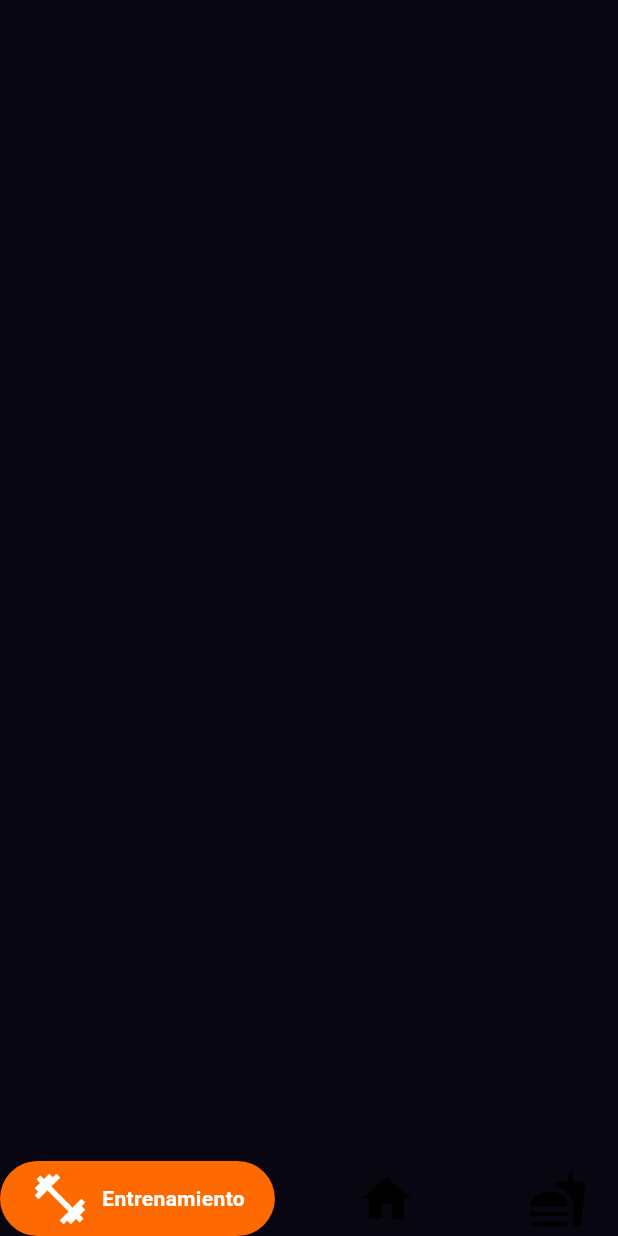
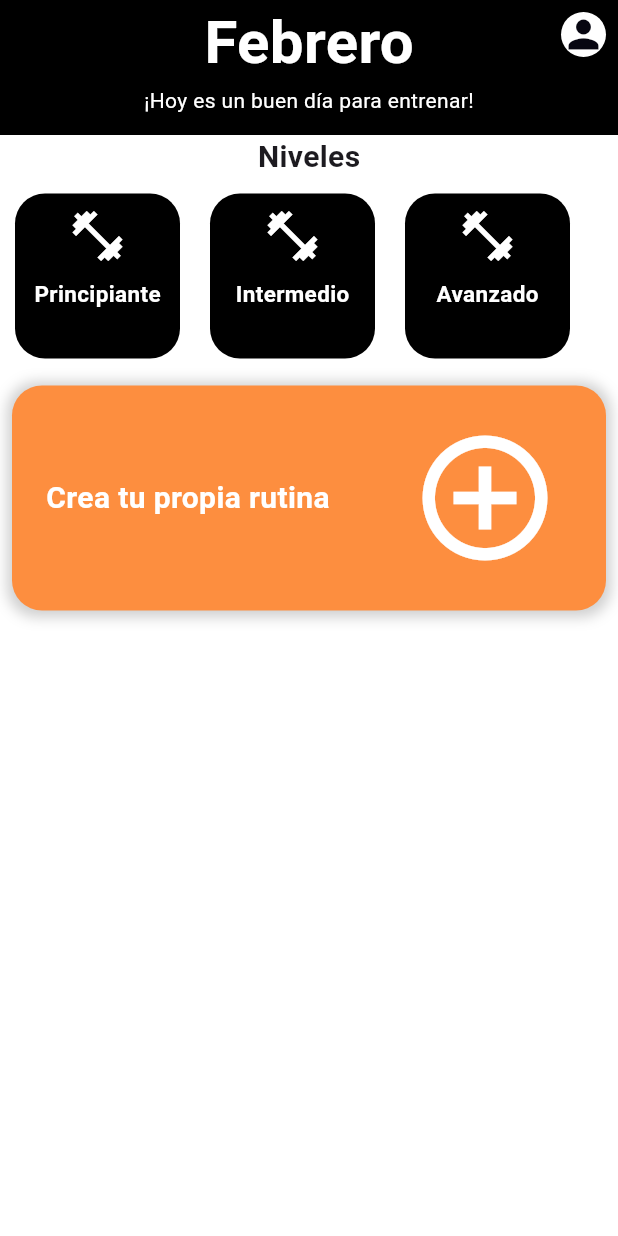
Before and after one commit to CristoferPadilla/flowfit_mobile, a Flutter app: the ExercisesScreen screen opened directly, on a phone screen of 412 x 824 dp. Run offline on Flutter 3.47's test engine with Material 3 defaults, Android fonts, the phone set to English and light mode, and no system bars; drawn by our look-alikes of google_nav_bar; our stand-ins replace page_transition, showcaseview.

Commit message:
Navbar jalando

```diff
--- a/flowfit_mobile/lib/features/exercises/screens/exercise_screen.dart
+++ b/flowfit_mobile/lib/features/exercises/screens/exercise_screen.dart
@@ -1,5 +1,8 @@
+import 'package:flowfit_mobile/features/exercises/widgets/containers/level_container.dart';
+import 'package:flowfit_mobile/features/exercises/widgets/containers/routine_option_container.dart';
+import 'package:flowfit_mobile/features/home/widget/appbar/custome_appbar.dart';
 import 'package:flowfit_mobile/features/home/widget/navbar/navbar.dart';
-import 'package:flowfit_mobile/resources/themes/primary_theme.dart';
+import 'package:flowfit_mobile/features/home/widget/profile/icon_profile.dart';
 import 'package:flutter/material.dart';
 
 class ExercisesScreen extends StatelessWidget {
@@ -7,10 +10,28 @@ class ExercisesScreen extends StatelessWidget {
 
   @override
   Widget build(BuildContext context) {
-    return const Scaffold(
-      backgroundColor: PrimaryTheme.backgroundColor,
-      bottomNavigationBar: NavBar(),
-
-    );
+    return const SafeArea(
+      child: Scaffold(
+        appBar: PreferredSize(
+            preferredSize: Size.fromHeight(90),
+            child: Stack(
+              alignment: Alignment.topRight,
+              children: [
+              CustomeAppbar(),
+              Padding(
+                padding: EdgeInsets.all(8.0),
+                child: IconProfile(),
+              )
+            ]),
+          ),
+        backgroundColor: Colors.white,
+        body: Column(
+          children: [
+            LevelContainers(),
+            RoutineOptionContainer()
+          ],
+        )
+      )
+      );
   }
 }
--- /dev/null
+++ b/flowfit_mobile/lib/features/exercises/widgets/containers/level_container.dart
@@ -0,0 +1,64 @@
+import 'package:flutter/material.dart';
+
+class LevelContainers extends StatelessWidget {
+  const LevelContainers({super.key});
+
+  @override
+  Widget build(BuildContext context) {
+    return  const Column(
+      children: [
+        Text('Niveles', style: TextStyle(fontSize: 20, fontWeight: FontWeight.bold),),
+        Row(
+          children: [
+            ContainerLevel(level: 'Principiante', color: Colors.black,),
+            ContainerLevel(level: 'Intermedio', color: Colors.black),
+            ContainerLevel(level: 'Avanzado', color: Colors.black),
+          ],
+        ),
+      ],
+    );
+  }
+}
+
+class ContainerLevel extends StatelessWidget {
+  final String level;
+  final Color color;
+  const ContainerLevel({
+    super.key, required this.level, required this.color,
+  });
+
+  @override
+  Widget build(BuildContext context) {
+    return Padding(
+      padding: const EdgeInsets.all(10.0),
+      child: Container(
+        height: 110,
+        width: 110,
+        decoration: BoxDecoration(
+          color: color,
+          borderRadius: BorderRadius.circular(20),
+        ),
+        child:  Column(
+          children: [
+             const Padding(
+              padding: EdgeInsets.all(8.0),
+              child: Icon(
+                Icons.fitness_center,
+                color: Colors.white,
+                size: 40,
+              ),
+            ),
+            Text(
+              level,
+              style: const TextStyle(
+                color: Colors.white,
+                fontSize: 15,
+                fontWeight: FontWeight.bold,
+              ),
+            ),
+          ],
+        ),
+      ),
+    );
+  }
+}
--- /dev/null
+++ b/flowfit_mobile/lib/features/exercises/widgets/containers/routine_option_container.dart
@@ -0,0 +1,53 @@
+import 'package:flowfit_mobile/resources/themes/primary_theme.dart';
+import 'package:flutter/material.dart';
+
+class RoutineOptionContainer extends StatelessWidget {
+  const RoutineOptionContainer({super.key});
+
+  @override
+  Widget build(BuildContext context) {
+    return  Padding(
+      padding: const EdgeInsets.all(8.0),
+      child: Container(
+        width: double.infinity,
+        height: 150,
+        decoration: BoxDecoration(
+          color:PrimaryTheme.secundaryColor,
+          borderRadius: BorderRadius.circular(20),
+          boxShadow: [
+            BoxShadow(
+              color: Colors.grey.withOpacity(0.5),
+              spreadRadius: 3,
+              blurRadius: 7,
+              offset: const Offset(0, 1),
+            ),
+          ],
+        ),
+        child: const Column(
+          mainAxisAlignment: MainAxisAlignment.center,
+          children: [
+            Row(
+              mainAxisAlignment: MainAxisAlignment.spaceAround,
+              children: [
+                Column(
+                  children: [
+                    Text('Crea tu propia rutina', style: TextStyle(fontSize: 20, fontWeight: FontWeight.bold, color: Colors.white),),
+                  ],
+                ),
+                Padding(
+                  padding: EdgeInsets.all(8.0),
+                  child: Icon(
+                    Icons.add_circle_outline_sharp,
+                    color: Colors.white,
+                    size: 100,
+                  ),
+                ),
+              ],
+            ),
+
+          ]
+          ),
+      ),
+    );
+  }
+}
--- a/flowfit_mobile/lib/features/home/screens/home_screen.dart
+++ b/flowfit_mobile/lib/features/home/screens/home_screen.dart
@@ -1,7 +1,7 @@
 import 'package:flowfit_mobile/features/home/widget/appbar/custome_appbar.dart';
 import 'package:flowfit_mobile/features/home/widget/list/list_calendary.dart';
 import 'package:flowfit_mobile/features/home/widget/list/list_option.dart';
-import 'package:flowfit_mobile/features/home/widget/navbar/navbar.dart';
+// import 'package:flowfit_mobile/features/home/widget/navbar/navbar.dart';
 import 'package:flowfit_mobile/features/home/widget/profile/icon_profile.dart';
 import 'package:flutter/material.dart';
 
@@ -12,8 +12,8 @@ class HomeScreen extends StatelessWidget {
   Widget build(BuildContext context) {
     return const SafeArea(
       child: Scaffold(
+        // bottomNavigationBar: NavBar() ,
         backgroundColor: Colors.white,
-        bottomNavigationBar: NavBar(),
         appBar: PreferredSize(
           preferredSize: Size.fromHeight(90),
           child: Stack(
--- a/flowfit_mobile/lib/features/home/widget/appbar/custome_appbar.dart
+++ b/flowfit_mobile/lib/features/home/widget/appbar/custome_appbar.dart
@@ -7,7 +7,7 @@ class CustomeAppbar extends StatelessWidget {
   Widget build(BuildContext context) {
     return Container(
       width: double.infinity,
-      decoration: BoxDecoration(
+      decoration: const BoxDecoration(
         color: Colors.black,
       ),
       child:  const Column(
@@ -16,7 +16,7 @@ class CustomeAppbar extends StatelessWidget {
           Column(
           children: [
             Text(
-              'Enero',
+              'Febrero',
               style: TextStyle(fontSize: 40, fontWeight: FontWeight.bold, color: Colors.white),
             ),
             Text(
--- a/flowfit_mobile/lib/features/home/widget/list/list_calendary.dart
+++ b/flowfit_mobile/lib/features/home/widget/list/list_calendary.dart
@@ -11,7 +11,7 @@ class ListCalendary extends StatelessWidget {
       width: double.infinity,
       child: ListView.builder(
         scrollDirection: Axis.horizontal,
-        itemCount: 30,
+        itemCount: 29,
         itemBuilder: (context, index) {
           final dayOfWeek = index % 7;
           final day = _getDayOfWeek(dayOfWeek);
--- a/flowfit_mobile/lib/features/home/widget/navbar/navbar.dart
+++ b/flowfit_mobile/lib/features/home/widget/navbar/navbar.dart
@@ -1,37 +1,55 @@
+import 'package:flowfit_mobile/features/home/widget/list/list_navbar.dart';
 import 'package:flowfit_mobile/resources/themes/primary_theme.dart';
 import 'package:flutter/material.dart';
 import 'package:google_nav_bar/google_nav_bar.dart';
 
-class NavBar extends StatelessWidget {
+class NavBar extends StatefulWidget {
   const NavBar({super.key});
 
   @override
+  State<NavBar> createState() => NavBarState();
+}
+
+class NavBarState extends State<NavBar> {
+
+  @override
   Widget build(BuildContext context) {
-    return const GNav(
-      gap: 8,
+    return SafeArea(
+      child: Scaffold(
+        body: navScreens[selectedindex],
+        bottomNavigationBar: GNav(
           haptic: true,
           rippleColor: Colors.grey,
           hoverColor: Colors.grey,
           activeColor: Colors.white,
           iconSize: 40,
           color: Colors.black,
-      padding: EdgeInsets.symmetric(horizontal: 20, vertical: 5),
-      duration: Duration(milliseconds: 800),
+          padding: const EdgeInsets.symmetric(horizontal: 20, vertical: 5),
+          duration: const Duration(milliseconds: 50),
+          tabBorderRadius: 3,
           tabBackgroundColor: PrimaryTheme.secundaryColor,
-      tabs: [
+          tabs: const [
+            GButton(
+              icon: Icons.home,
+              text: 'Menú',
+            ),
             GButton(
               icon: Icons.fitness_center,
               text: 'Entrenamiento',
-        ),
-        GButton(
-          icon: Icons.home,
-          text: 'Menú',
             ),
             GButton(
               icon: Icons.fastfood_sharp,
               text: 'Alimentación',
             ),
           ],
+          selectedIndex: selectedindex,
+          onTabChange: (index) {
+            setState(() {
+              selectedindex = index;
+            });
+          },
+        ),
+      ),
     );
   }
 }
--- a/flowfit_mobile/lib/features/login/screen/login_screen.dart
+++ b/flowfit_mobile/lib/features/login/screen/login_screen.dart
@@ -1,4 +1,5 @@
-import 'package:flowfit_mobile/features/home/screens/home_screen.dart';
+import 'package:flowfit_mobile/features/home/widget/list/list_navbar.dart';
+import 'package:flowfit_mobile/features/home/widget/navbar/navbar.dart';
 import 'package:flowfit_mobile/features/login/widget/text/title_text.dart';
 import 'package:flowfit_mobile/features/login/widget/textfield/custome_textfield.dart';
 import 'package:flowfit_mobile/resources/themes/primary_theme.dart';
@@ -98,7 +99,7 @@ class LoginScreen extends StatelessWidget {
                                 context,
                                 PageTransition(
                                     type: PageTransitionType.fade,
-                                    child: const HomeScreen(),
+                                    child: const NavBar(), //const HomeScreen(),
                                     inheritTheme: true,
                                     ctx: context),
                               );
--- a/flowfit_mobile/lib/resources/themes/primary_theme.dart
+++ b/flowfit_mobile/lib/resources/themes/primary_theme.dart
@@ -4,7 +4,7 @@ class PrimaryTheme {
   // Colores primarios de la app
   // ignore: use_full_hex_values_for_flutter_colors
   static const Color primaryColor = Color.fromARGB(237, 22, 135, 26);
-  static const Color secundaryColor = Color.fromARGB(255, 255, 106, 0);
+  static const Color secundaryColor = Color.fromARGB(255, 253, 142, 63);
 //Background
   static const Color backgroundColor = Color(0xFF070611);
 
--- a/flowfit_mobile/pubspec.yaml
+++ b/flowfit_mobile/pubspec.yaml
@@ -12,6 +12,9 @@ dependencies:
   page_transition: "^2.1.0"
   google_nav_bar: ^5.0.6
   flutter_svg: ^0.22.0
+  http: ^0.13.3
+  showcaseview: ^2.0.3
+
 
 dev_dependencies:
   flutter_test:
```
Also changed, not shown: flowfit_mobile/lib/features/alimentation/screens/alimentation_screen.dart (added, +11 -0 lines), flowfit_mobile/lib/features/exercises/screens/select_exercise_screen.dart (added, +36 -0 lines), flowfit_mobile/lib/features/exercises/widgets/containers/container_exercice.dart (added, +47 -0 lines), flowfit_mobile/lib/features/exercises/widgets/gridview/gridview_exercise.dart (added, +29 -0 lines), flowfit_mobile/lib/features/home/widget/list/list_navbar.dart (added, +27 -0 lines), flowfit_mobile/pubspec.lock. Lines whose indentation alone changed are shown as unchanged.
